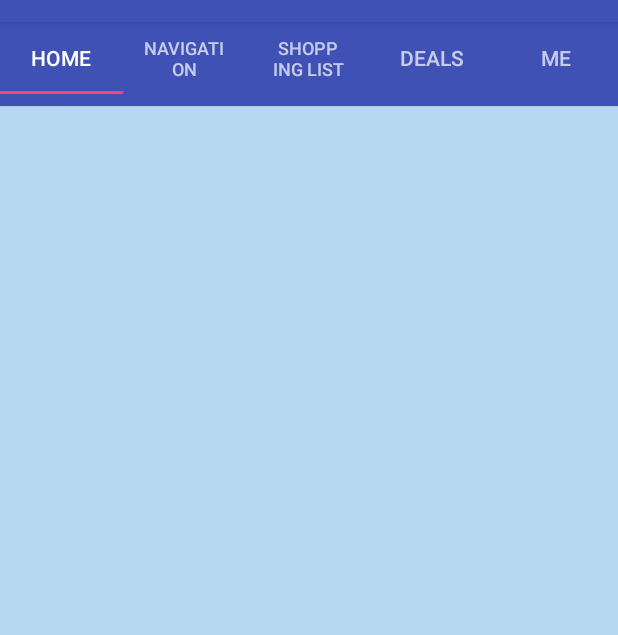
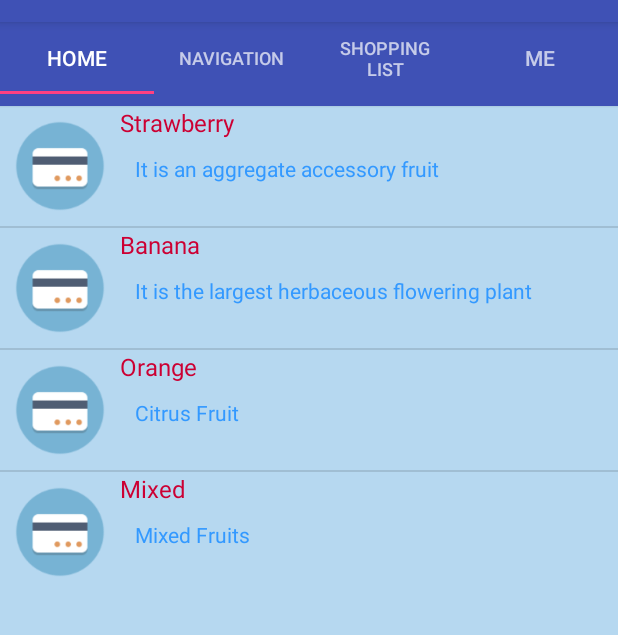
Before and after one commit to orawal/MobileApp, an Android app: the HomeActivity screen opened directly, with no data from a screen before it, on a phone screen of 412 x 824 dp, the part 62-697 px from its top. Run offline under Robolectric (Android 15) with nearby library versions, the phone set to English and light mode, and no system bars.

Commit message:
Product list

```diff
--- a/app/src/main/java/com/example/smartmarket/Adpater/PagerAdapter.java
+++ b/app/src/main/java/com/example/smartmarket/Adpater/PagerAdapter.java
@@ -4,7 +4,6 @@ import android.support.v4.app.Fragment;
 import android.support.v4.app.FragmentManager;
 import android.support.v4.app.FragmentStatePagerAdapter;
 
-import com.example.smartmarket.View.DealsFragment;
 import com.example.smartmarket.View.HomeFragment;
 import com.example.smartmarket.View.NavigationFragment;
 import com.example.smartmarket.View.ProfileFragment;
@@ -34,9 +33,6 @@ public class PagerAdapter extends FragmentStatePagerAdapter {
                 ShoppingListFragment shoppingListFragment = new ShoppingListFragment();
                 return shoppingListFragment;
             case 3:
-                DealsFragment dealsFragment = new DealsFragment();
-                return dealsFragment;
-            case 4:
                 ProfileFragment profileFragment = new ProfileFragment();
                 return profileFragment;
             default:
--- a/app/src/main/java/com/example/smartmarket/Adpater/ProductAdapter.java
+++ b/app/src/main/java/com/example/smartmarket/Adpater/ProductAdapter.java
@@ -1,13 +1,18 @@
 package com.example.smartmarket.Adpater;
 
+import android.app.Activity;
 import android.content.ClipData;
 import android.content.Context;
 import android.view.LayoutInflater;
 import android.view.View;
 import android.view.ViewGroup;
+import android.widget.ArrayAdapter;
 import android.widget.BaseAdapter;
+import android.widget.ImageView;
+import android.widget.TextView;
 
 import com.example.smartmarket.R;
+import com.example.smartmarket.RowItem;
 
 import java.util.ArrayList;
 import java.util.List;
@@ -15,46 +20,39 @@ import java.util.List;
 /**
  * Created by oshinrawal on 7/28/16.
  */
-public class ProductAdapter extends BaseAdapter {
+public class ProductAdapter extends ArrayAdapter<RowItem> {
 
-    private List<Item> items = new ArrayList<Item>();
-    private LayoutInflater inflater;
+    Context context;
 
-    public ProductAdapter(Context context) {
-        inflater = LayoutInflater.from(context);
-        items.add(new Item("Image 1", R.drawable.card));
-        items.add(new Item("Image 2", R.drawable.card));
-        items.add(new Item("Image 3", R.drawable.card));
-        items.add(new Item("Image 4", R.drawable.card));
-    }
-    @Override
-    public int getCount() {
-        return 0;
+    public ProductAdapter(Context context, int resource, List<RowItem> objects) {
+        super(context, resource, objects);
+        this.context = context;
     }
 
-    @Override
-    public Object getItem(int position) {
-        return null;
+    private class ViewHolder {
+        ImageView imageView;
+        TextView txtTitle;
+        TextView txtDesc;
     }
 
-    @Override
-    public long getItemId(int position) {
-        return 0;
-    }
+    public View getView(int position, View convertView, ViewGroup parent) {
+        ViewHolder viewHolder = null;
+        RowItem rowItem = getItem(position);
 
-    @Override
-    public View getView(int position, View convertView, ViewGroup parent) {
-        return null;
-    }
-    private class Item
-    {
-        final String name;
-        final int drawableId;
-
-        Item(String name, int drawableId)
-        {
-            this.name = name;
-            this.drawableId = drawableId;
+        LayoutInflater inflater = (LayoutInflater) context.getSystemService(Activity.LAYOUT_INFLATER_SERVICE);
+        if (convertView == null) {
+            convertView = inflater.inflate(R.layout.product_list_item, null);
+            viewHolder = new ViewHolder();
+            viewHolder.txtDesc = (TextView) convertView.findViewById(R.id.desc);
+            viewHolder.txtTitle = (TextView) convertView.findViewById(R.id.title);
+            viewHolder.imageView = (ImageView) convertView.findViewById(R.id.icon);
+            convertView.setTag(viewHolder);
+        } else {
+            viewHolder = (ViewHolder) convertView.getTag();
         }
+        viewHolder.txtDesc.setText(rowItem.getDesc());
+        viewHolder.txtTitle.setText(rowItem.getTitle());
+        viewHolder.imageView.setImageResource(rowItem.getImageId());
+        return convertView;
     }
 }
--- /dev/null
+++ b/app/src/main/java/com/example/smartmarket/RowItem.java
@@ -0,0 +1,61 @@
+package com.example.smartmarket;
+
+import java.io.Serializable;
+
+/**
+ * Created by oshinrawal on 8/1/16.
+ */
+public class RowItem implements Serializable {
+    private int imageId;
+    private String title;
+    private String desc;
+    private String review;
+    private String price;
+
+    public String getReview() {
+        return review;
+    }
+
+    public void setReview(String review) {
+        this.review = review;
+    }
+
+    public String getPrice() {
+        return price;
+    }
+
+    public void setPrice(String price) {
+        this.price = price;
+    }
+
+    public String getTitle() {
+        return title;
+    }
+
+    public void setTitle(String title) {
+        this.title = title;
+    }
+
+    public int getImageId() {
+        return imageId;
+    }
+
+    public void setImageId(int imageId) {
+        this.imageId = imageId;
+    }
+
+    public String getDesc() {
+        return desc;
+    }
+
+    public void setDesc(String desc) {
+        this.desc = desc;
+    }
+
+    public RowItem(int imageId, String title, String desc) {
+        this.imageId = imageId;
+        this.title = title;
+        this.desc = desc;
+
+    }
+}
--- a/app/src/main/java/com/example/smartmarket/View/HomeActivity.java
+++ b/app/src/main/java/com/example/smartmarket/View/HomeActivity.java
@@ -43,7 +43,6 @@ public class HomeActivity extends AppCompatActivity {
         tabLayout.addTab(tabLayout.newTab().setText("Home"));
         tabLayout.addTab(tabLayout.newTab().setText("Navigation"));
         tabLayout.addTab(tabLayout.newTab().setText("Shopping List"));
-        tabLayout.addTab(tabLayout.newTab().setText("Deals"));
         tabLayout.addTab(tabLayout.newTab().setText("Me"));
         tabLayout.setTabGravity(TabLayout.GRAVITY_FILL);
 
@@ -81,7 +80,8 @@ public class HomeActivity extends AppCompatActivity {
     }
 
     private void addDrawerItems() {
-        String[] categoryArray = { "Tea and Coffee", "Dairy", "Bread", "Ice cream", "Bakey" };
+        String[] categoryArray = { "All", "Books", "Electronics", "Gourment Food",
+                "Apparel"};
         mAdapter = new ArrayAdapter<String>(this, android.R.layout.simple_list_item_1, categoryArray);
         mDrawerList.setAdapter(mAdapter);
 
--- a/app/src/main/java/com/example/smartmarket/View/HomeFragment.java
+++ b/app/src/main/java/com/example/smartmarket/View/HomeFragment.java
@@ -1,25 +1,61 @@
 package com.example.smartmarket.View;
 
+import android.content.Intent;
 import android.os.Bundle;
 import android.support.annotation.Nullable;
 import android.support.v4.app.Fragment;
 import android.view.LayoutInflater;
 import android.view.View;
 import android.view.ViewGroup;
+import android.widget.AdapterView;
 import android.widget.GridView;
+import android.widget.ListView;
 
+import com.example.smartmarket.Adpater.ProductAdapter;
 import com.example.smartmarket.R;
+import com.example.smartmarket.RowItem;
+
+import java.util.ArrayList;
+import java.util.List;
 
 /**
  * Created by oshinrawal on 7/27/16.
  */
 public class HomeFragment extends Fragment {
-    private GridView productGridView;
+    private ListView listView;
+    List<RowItem> rowItems;
+    public static final String[] titles = new String[] { "Strawberry",
+            "Banana", "Orange", "Mixed" };
+
+    public static final String[] descriptions = new String[] {
+            "It is an aggregate accessory fruit",
+            "It is the largest herbaceous flowering plant", "Citrus Fruit",
+            "Mixed Fruits" };
+    public static final Integer[] images = { R.drawable.card,
+            R.drawable.card, R.drawable.card, R.drawable.card };
     @Nullable
     @Override
     public View onCreateView(LayoutInflater inflater, @Nullable ViewGroup container, @Nullable Bundle savedInstanceState) {
         View view = inflater.inflate(R.layout.fragment_home, container, false);
-        productGridView = (GridView) view.findViewById(R.id.homeGridview);
+        rowItems = new ArrayList<RowItem>();
+        for (int i = 0; i < titles.length; i++) {
+            RowItem item = new RowItem(images[i], titles[i], descriptions[i]);
+            rowItems.add(item);
+        }
+        listView = (ListView) view.findViewById(R.id.productList);
+        ProductAdapter adapter = new ProductAdapter(getActivity(),
+                R.layout.product_list_item, rowItems);
+        listView.setAdapter(adapter);
+        listView.setOnItemClickListener(new AdapterView.OnItemClickListener() {
+            @Override
+            public void onItemClick(AdapterView<?> parent, View view, int position, long id) {
+                Intent intent = new Intent(getActivity(), ProductDetailActivity.class);
+                RowItem item = rowItems.get(position);
+                intent.putExtra("Product", item);
+                startActivity(intent);
+            }
+        });
         return view;
     }
+
 }
--- /dev/null
+++ b/app/src/main/res/layout/activity_product_detail.xml
@@ -0,0 +1,6 @@
+<?xml version="1.0" encoding="utf-8"?>
+<LinearLayout xmlns:android="http://schemas.android.com/apk/res/android"
+    android:layout_width="match_parent"
+    android:layout_height="match_parent">
+
+</LinearLayout>
--- a/app/src/main/res/layout/fragment_home.xml
+++ b/app/src/main/res/layout/fragment_home.xml
@@ -1,14 +1,12 @@
 <?xml version="1.0" encoding="utf-8"?>
-<FrameLayout
-    xmlns:android="http://schemas.android.com/apk/res/android"
-    android:layout_width="match_parent"
-    android:layout_height="match_parent">
-    <GridView
-        android:id="@+id/homeGridview"
+<LinearLayout xmlns:android="http://schemas.android.com/apk/res/android"
+    android:layout_width="fill_parent"
+    android:layout_height="fill_parent"
+    android:orientation="vertical" >
+
+    <ListView
+        android:id="@+id/productList"
         android:layout_width="match_parent"
-        android:layout_height="match_parent"
-        android:verticalSpacing="0dp"
-        android:horizontalSpacing="0dp"
-        android:stretchMode="columnWidth"
-        android:numColumns="2" />
-</FrameLayout>
+        android:layout_height="wrap_content"
+        />
+</LinearLayout>
--- /dev/null
+++ b/app/src/main/res/layout/product_list_item.xml
@@ -0,0 +1,31 @@
+<?xml version="1.0" encoding="utf-8"?>
+<RelativeLayout xmlns:android="http://schemas.android.com/apk/res/android"
+    android:layout_width="fill_parent"
+    android:layout_height="fill_parent" >
+    <ImageView
+        android:id="@+id/icon"
+        android:layout_width="80dp"
+        android:layout_height="80dp"
+        android:contentDescription="@string/image"
+        android:paddingLeft="10dp"
+        android:paddingRight="10dp" />
+
+    <TextView
+        android:id="@+id/title"
+        android:layout_width="wrap_content"
+        android:layout_height="wrap_content"
+        android:layout_toRightOf="@+id/icon"
+        android:paddingBottom="10dp"
+        android:textColor="#CC0033"
+        android:textSize="16dp" />
+
+    <TextView
+        android:id="@+id/desc"
+        android:layout_width="wrap_content"
+        android:layout_height="wrap_content"
+        android:layout_below="@+id/title"
+        android:layout_toRightOf="@+id/icon"
+        android:paddingLeft="10dp"
+        android:textColor="#3399FF"
+        android:textSize="14dp" />
+</RelativeLayout>
--- a/app/src/main/res/menu/activity_main_drawer.xml
+++ b/app/src/main/res/menu/activity_main_drawer.xml
@@ -3,7 +3,7 @@
     xmlns:tools="http://schemas.android.com/tools"
     tools:context=".HomeActivity">
     <item android:id="@+id/action_settings"
-        android:title="@string/action_settings"
+        android:title="@string/action_sign_out_short"
         android:orderInCategory="100"
         app:showAsAction="never"/>
 </menu>
--- a/app/src/main/res/values/strings.xml
+++ b/app/src/main/res/values/strings.xml
@@ -6,6 +6,7 @@
     <string name="prompt_password">Password</string>
     <string name="action_sign_in">Sign in or register</string>
     <string name="action_sign_in_short">Sign in</string>
+    <string name="action_sign_out_short">Sign out</string>
     <string name="error_invalid_email">This email address is invalid</string>
     <string name="error_invalid_password">This password is too short</string>
     <string name="error_incorrect_password">This password is incorrect</string>
@@ -19,4 +20,5 @@
     <string name="membership_card_button">View/ Edit Membership Card</string>
     <string name="add_coupon_button">Add Coupon</string>
     <string name="membership_card_label">Fast Access to \n your membership card \n whenever you shop</string>
+    <string name="image">Thumbnail</string>
 </resources>
```
Also changed, not shown: app/src/main/AndroidManifest.xml (+7 -0 lines), app/src/main/java/com/example/smartmarket/View/DealsFragment.java (deleted, +0 -9 lines), app/src/main/java/com/example/smartmarket/View/ProductDetailActivity.java (added, +27 -0 lines).
